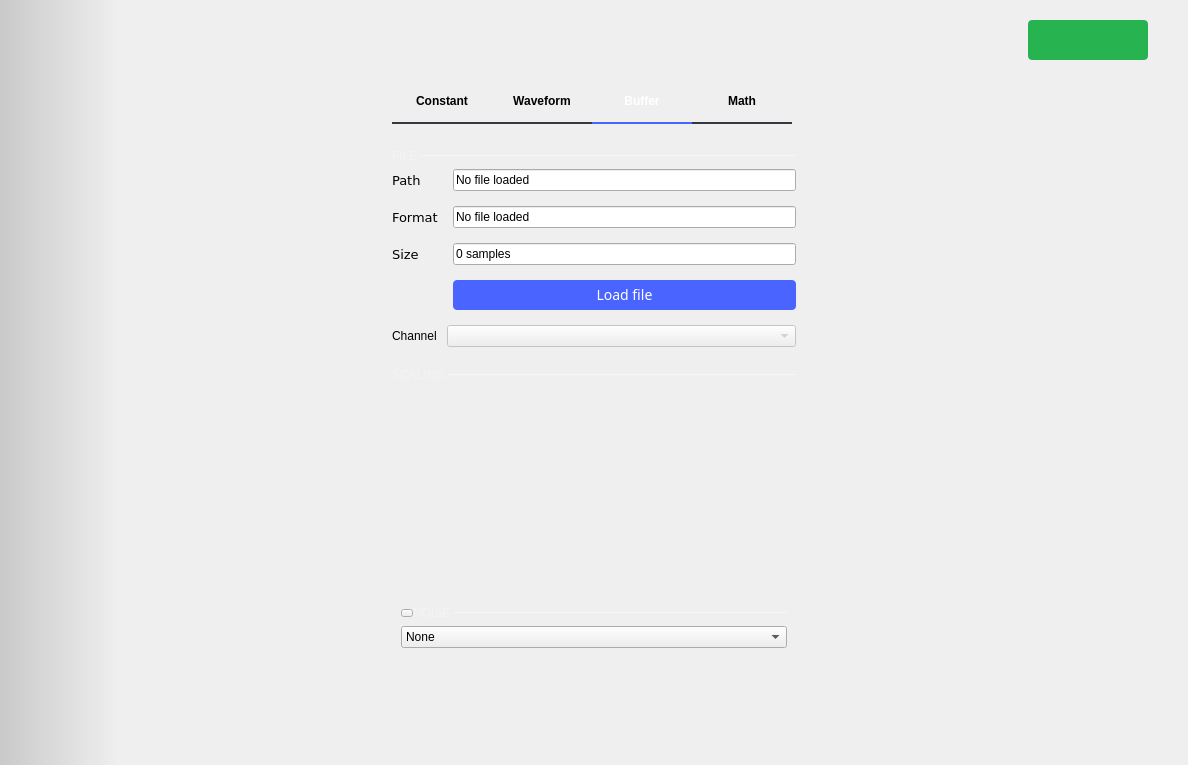
Qt form ui/signal_generator.ui (analogdevicesinc/scopy) before a commit.
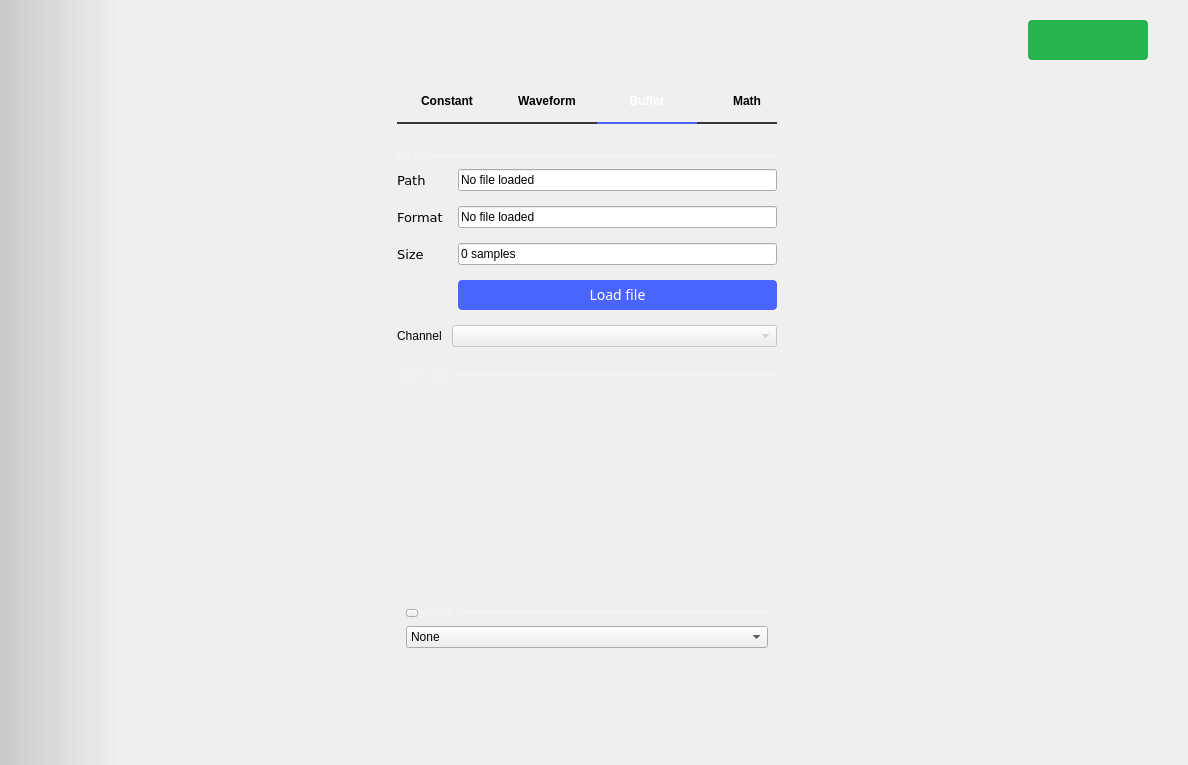
The same form after that commit. Icons and pictures are not drawn. Custom widgets are drawn as their Qt base class.

Commit message:
ui/signal_generator.ui: adjust size of the math tab
Also add some spacers in math.ui

```diff
--- a/ui/signal_generator.ui
+++ b/ui/signal_generator.ui
@@ -143,11 +143,17 @@
         <item>
          <widget class="adiscope::MenuAnim" name="rightMenu" native="true">
           <property name="sizePolicy">
-           <sizepolicy hsizetype="Maximum" vsizetype="Expanding">
+           <sizepolicy hsizetype="Maximum" vsizetype="Preferred">
             <horstretch>0</horstretch>
             <verstretch>0</verstretch>
            </sizepolicy>
           </property>
+          <property name="maximumSize">
+           <size>
+            <width>16777215</width>
+            <height>16777215</height>
+           </size>
+          </property>
           <layout class="QVBoxLayout" name="verticalLayout_7">
            <property name="spacing">
             <number>0</number>
@@ -159,7 +165,7 @@
             <number>25</number>
            </property>
            <property name="rightMargin">
-            <number>20</number>
+            <number>10</number>
            </property>
            <property name="bottomMargin">
             <number>20</number>
@@ -172,6 +178,12 @@
                <verstretch>0</verstretch>
               </sizepolicy>
              </property>
+             <property name="maximumSize">
+              <size>
+               <width>16777215</width>
+               <height>16777215</height>
+              </size>
+             </property>
              <property name="frameShape">
               <enum>QFrame::NoFrame</enum>
              </property>
@@ -192,7 +204,7 @@
                <rect>
                 <x>0</x>
                 <y>0</y>
-                <width>404</width>
+                <width>380</width>
                 <height>587</height>
                </rect>
               </property>
@@ -202,6 +214,12 @@
                 <verstretch>0</verstretch>
                </sizepolicy>
               </property>
+              <property name="maximumSize">
+               <size>
+                <width>380</width>
+                <height>16777215</height>
+               </size>
+              </property>
               <layout class="QVBoxLayout" name="verticalLayout_10">
                <property name="spacing">
                 <number>0</number>
```
The commit also changes 1 other file.
